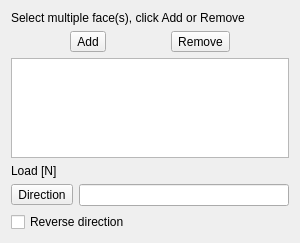
Before: the Qt Designer form src/Mod/Fem/Gui/TaskFemConstraintForce.ui in southseact-3d/fcd, drawn with Qt 5.
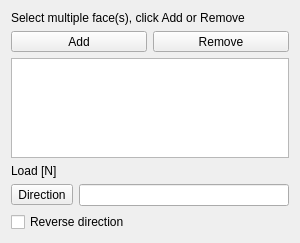
After: the same form once the commit is applied. Custom widgets are drawn as their Qt base class.

Commit message:
[FEM] Expand Add/Remove buttons in constraint tasks
Minor UI improvement. The behavior had changed when the buttons were changed
from `QPushButton` to `QToolButton` in 457c8b6de2626e0ed5bc56fcce7aaf9d784dbc1d.

The edit to the form file:
```diff
--- a/src/Mod/Fem/Gui/TaskFemConstraintForce.ui
+++ b/src/Mod/Fem/Gui/TaskFemConstraintForce.ui
@@ -37,6 +37,12 @@
     <layout class="QHBoxLayout" name="horizontalLayout">
      <item>
       <widget class="QToolButton" name="btnAdd">
+       <property name="sizePolicy">
+        <sizepolicy hsizetype="Expanding" vsizetype="Fixed">
+         <horstretch>0</horstretch>
+         <verstretch>0</verstretch>
+        </sizepolicy>
+       </property>
        <property name="text">
         <string>Add</string>
        </property>
@@ -47,6 +53,12 @@
      </item>
      <item>
       <widget class="QToolButton" name="btnRemove">
+       <property name="sizePolicy">
+        <sizepolicy hsizetype="Expanding" vsizetype="Fixed">
+         <horstretch>0</horstretch>
+         <verstretch>0</verstretch>
+        </sizepolicy>
+       </property>
        <property name="text">
         <string>Remove</string>
        </property>
```
The commit also changes 9 other files.
